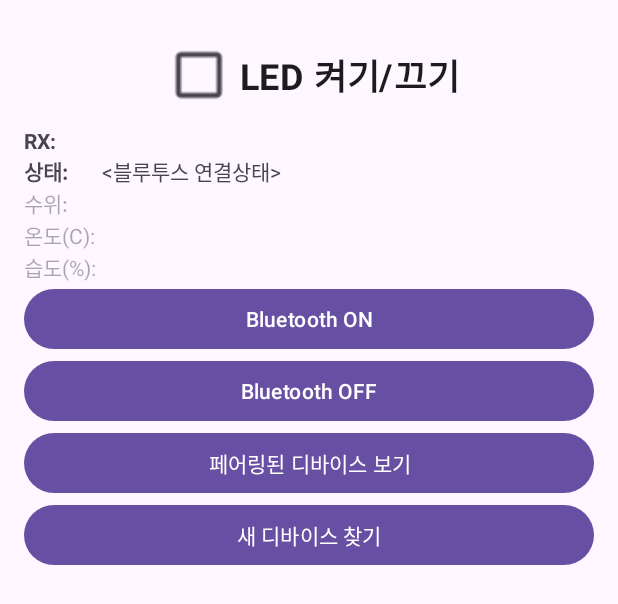
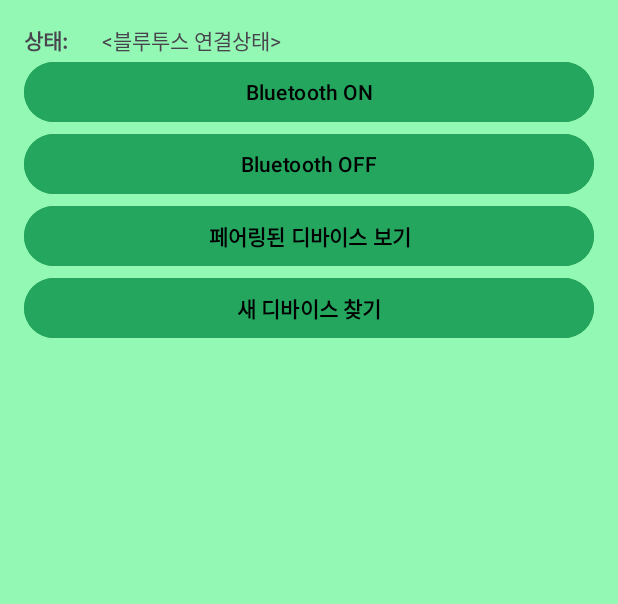
Before and after one commit to UC-ICT/Capstone, an Android app: the layout activity_main.xml on its own in the app's theme, with its tools: preview values and no code run, on a phone screen of 412 x 824 dp. Shown: the top 604 px of the screen. Run offline under Robolectric (Android 15) with nearby library versions, the phone set to English and light mode, and no system bars.

```diff
--- a/2024 Capstone/Easy_Plant(Dev)/SW/app/src/main/res/layout/activity_game.xml
+++ b/2024 Capstone/Easy_Plant(Dev)/SW/app/src/main/res/layout/activity_game.xml
@@ -24,7 +24,7 @@
             android:layout_height="50dp"
             android:layout_marginEnd="15dp"
             android:contentDescription="LOGO"
-            app:srcCompat="@drawable/rogo" />
+             />
 
         <TextView
             android:id="@+id/title"
--- a/2024 Capstone/Easy_Plant(Dev)/SW/app/src/main/res/layout/activity_main.xml
+++ b/2024 Capstone/Easy_Plant(Dev)/SW/app/src/main/res/layout/activity_main.xml
@@ -9,38 +9,8 @@
     android:paddingRight="16dp"
     android:paddingBottom="16dp"
     tools:context="kr.ac.uc.home.MainActivity"
+    android:background="@color/bluetooth_text"
     >
-
-    <CheckBox
-        android:id="@+id/checkbox_led_1"
-        android:layout_width="wrap_content"
-        android:layout_height="wrap_content"
-        android:layout_gravity="center_horizontal"
-        android:layout_marginTop="10dp"
-        android:checked="false"
-        android:scaleX="1.7"
-        android:scaleY="1.7"
-        android:text="LED 켜기/끄기"
-        android:textStyle="bold" />
-
-    <LinearLayout
-        android:layout_width="match_parent"
-        android:layout_height="wrap_content"
-        android:layout_marginTop="10dp"
-        android:orientation="horizontal">
-
-        <TextView
-            android:layout_width="wrap_content"
-            android:layout_height="wrap_content"
-            android:layout_weight="0.1"
-            android:ellipsize="end"
-            android:maxLines="1"
-            android:text="RX:"
-            android:textStyle="bold" />
-
-
-    </LinearLayout>
-
     <LinearLayout
         android:layout_width="match_parent"
         android:layout_height="wrap_content"
@@ -65,44 +35,40 @@
             android:text="&lt;블루투스 연결상태>" />
     </LinearLayout>
 
-    <TextView
-        android:id="@+id/tvWaterLevel"
-        android:layout_width="wrap_content"
-        android:layout_height="wrap_content"
-        android:hint="수위: " />
-    <TextView
-        android:id="@+id/tvTemp"
-        android:layout_width="wrap_content"
-        android:layout_height="wrap_content"
-        android:hint="온도(C): "/>
-    <TextView
-        android:id="@+id/tvHumi"
-        android:layout_width="wrap_content"
-        android:layout_height="wrap_content"
-        android:hint="습도(%): "/>
+
 
     <Button
         android:id="@+id/scan"
         android:layout_width="match_parent"
         android:layout_height="wrap_content"
+        android:textColor="@color/bluetooth_button_text"
+        android:backgroundTint="@color/bluetooth_button"
         android:text="Bluetooth ON" />
 
     <Button
         android:id="@+id/off"
         android:layout_width="match_parent"
         android:layout_height="wrap_content"
+        android:textColor="@color/bluetooth_button_text"
+        android:backgroundTint="@color/bluetooth_button"
         android:text="Bluetooth OFF" />
 
     <Button
         android:id="@+id/paired_btn"
         android:layout_width="match_parent"
         android:layout_height="wrap_content"
+        android:textStyle="bold"
+        android:textColor="@color/bluetooth_button_text"
+        android:backgroundTint="@color/bluetooth_button"
         android:text="페어링된 디바이스 보기" />
 
     <Button
         android:id="@+id/discover"
         android:layout_width="match_parent"
         android:layout_height="wrap_content"
+        android:textStyle="bold"
+        android:textColor="@color/bluetooth_button_text"
+        android:backgroundTint="@color/bluetooth_button"
         android:text="새 디바이스 찾기" />
 
     <ListView
```
Also changed, not shown: 2024 Capstone/Easy_Plant(Dev)/SW/app/src/main/res/layout/activity_home.xml (+27 -24 lines), 2024 Capstone/Easy_Plant(Dev)/SW/app/src/main/res/layout/activity_plant.xml (+12 -0 lines), 2024 Capstone/Easy_Plant(Dev)/SW/app/src/main/res/layout/activity_plant_yes_no.xml (added, +48 -0 lines).
